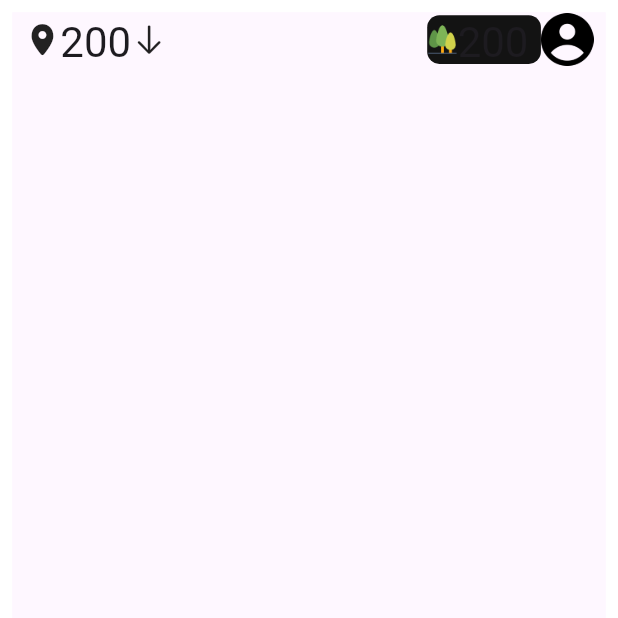
After one commit to Ahmedzagzoug1/car_rental, a Flutter app: the screen it shows after launch, on a phone screen of 412 x 824 dp, the top half of it. The commit adds this screen. Run offline on Flutter 3.47's test engine with Material 3 defaults, Android fonts, the phone set to English and light mode, and no system bars; our stand-ins replace flutter_native_splash, flutter_screenutil.

Commit message:
ADD Custom App bar

```diff
--- a/flutter_native_splash.yaml
+++ b/flutter_native_splash.yaml
@@ -16,6 +16,7 @@ flutter_native_splash:
   # size of the app. Only one parameter can be used, color and background_image cannot both be set.
   color: "#42a5f5"
   background_image: "assets/images/splash_image.png"
+
 
   # Optional parameters are listed below.  To enable a parameter, uncomment the line by removing
   # the leading # character.
--- a/lib/core/resources/assets_manager.dart
+++ b/lib/core/resources/assets_manager.dart
@@ -2,5 +2,7 @@ const String IMAGE_PATH = "assets/images";
 
 class ImageAssets {
   static const String splashLogo = "$IMAGE_PATH/splash_logo.png";
+  static const String tree = "$IMAGE_PATH/tree.png";
+  static const String profileImage = "$IMAGE_PATH/profile_image.png";
 
 }
--- a/lib/core/resources/font_manager.dart
+++ b/lib/core/resources/font_manager.dart
@@ -12,9 +12,10 @@ class FontWeightManager {
 
 class FontSize {
   static const double s12 = 12.0;
-  static const double s14 = 14.0;
+  static const double s15 = 15.0;
   static const double s16 = 16.0;
   static const double s17 = 17.0;
   static const double s18 = 18.0;
   static const double s20 = 20.0;
+
 }
--- /dev/null
+++ b/lib/features/home/view/pages/home_page.dart
@@ -0,0 +1,22 @@
+import 'package:car_rental/features/home/view/widgets/custom_appbar.dart';
+import 'package:flutter/material.dart';
+import 'package:flutter_screenutil/flutter_screenutil.dart';
+class HomePage extends StatelessWidget {
+  const HomePage({super.key});
+
+  @override
+  Widget build(BuildContext context) {
+    return const SafeArea(
+      child:  RPadding(
+        padding: EdgeInsets.all(8.0),
+        child: Scaffold(
+          body: Column(
+            children: [
+              CustomAppbar()
+            ],
+          ),
+        ),
+      ),
+    );
+  }
+}
--- /dev/null
+++ b/lib/features/home/view/widgets/custom_appbar.dart
@@ -0,0 +1,62 @@
+import 'package:car_rental/core/resources/assets_manager.dart';
+import 'package:car_rental/core/resources/color_manager.dart';
+import 'package:car_rental/core/resources/value_manager.dart';
+import 'package:flutter/cupertino.dart';
+import 'package:flutter/material.dart';
+import 'package:flutter_screenutil/flutter_screenutil.dart';
+class CustomAppbar extends StatelessWidget {
+  const CustomAppbar({super.key});
+
+  @override
+  Widget build(BuildContext context) {
+
+    return RPadding(
+      padding:const EdgeInsets.symmetric(horizontal: 8),
+      child: Row(
+        mainAxisAlignment: MainAxisAlignment.spaceBetween,
+        children: [
+          SizedBox(
+            width: 121.w,
+            height: 32.h,
+            child: Row(
+              children: [
+Icon(CupertinoIcons.location_solid),
+                Text('200',style: Theme.of(context).textTheme.headlineMedium,),
+                Icon(CupertinoIcons.arrow_down)
+              ],
+            ),
+          ),
+          SizedBox(
+
+            child: Row(
+              children: [
+
+                 Container(
+                width: 69.w,
+                height: 32.h,
+                   decoration: BoxDecoration(
+                     borderRadius: BorderRadius.circular(AppSize.s8.r),
+                     boxShadow:[
+                       BoxShadow(color: ColorManager.black,
+                           offset: Offset(0, 0))
+        ]
+                   ),
+                   child: Row(
+                     children: [
+                       Image.asset(ImageAssets.tree,height: 20.r,width: 20.r,
+                       ),
+                       Text('200',style: Theme.of(context).textTheme.headlineMedium,)
+                     ],
+
+                   ),
+                 ),
+                Image.asset(ImageAssets.profileImage,height: 36.h,
+                  width: 32.w,),
+              ],
+            ),
+          ),
+        ],
+      ),
+    );
+  }
+}
```
Also changed, not shown: lib/core/resources/style_manager.dart (+4 -3 lines), lib/core/resources/theme_manager.dart (+9 -8 lines), lib/main.dart (+5 -2 lines), assets/images/profile_image.png (added), assets/images/tree.png (added), 1 other file.
